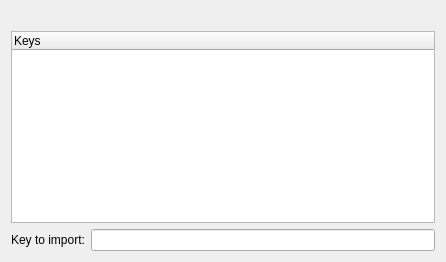
Before: the Qt Designer form searchres.ui in KDE/kgpg, drawn with Qt 5.
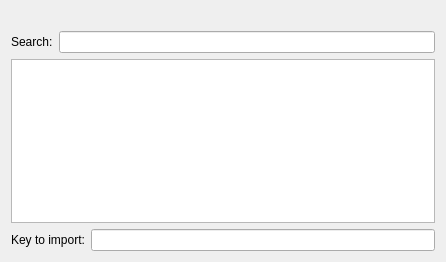
After: the same form once the commit is applied. Custom widgets are drawn as their Qt base class.

Commit message:
put the results of a keyserver search into a model
Now you can sort and filter the results.

The edit to the form file:
```diff
--- a/searchres.ui
+++ b/searchres.ui
@@ -21,10 +21,34 @@
     </widget>
    </item>
    <item>
-    <widget class="QTreeWidget" name="kLVsearch" >
+    <layout class="QHBoxLayout" >
+     <item>
+      <widget class="QLabel" name="filterEditLabel" >
+       <property name="text" >
+        <string>Search:</string>
+       </property>
+       <property name="wordWrap" >
+        <bool>true</bool>
+       </property>
+       </widget>
+     </item>
+     <item>
+      <widget class="KLineEdit" name="filterEdit">
+       <property name="clearButtonShown" >
+        <bool>true</bool>
+       </property>
+      </widget>
+      </item>
+    </layout>
+   </item>
+   <item>
+    <widget class="QTreeView" name="kLVsearch" >
      <property name="allColumnsShowFocus" >
       <bool>true</bool>
      </property>
+     <property name="sortingEnabled" >
+      <bool>true</bool>
+     </property>
      <property name="rootIsDecorated" >
       <bool>true</bool>
      </property>
```
Left out of the diff: 8 changed lines with no effect on the pictures. The commit also changes 5 other files.
